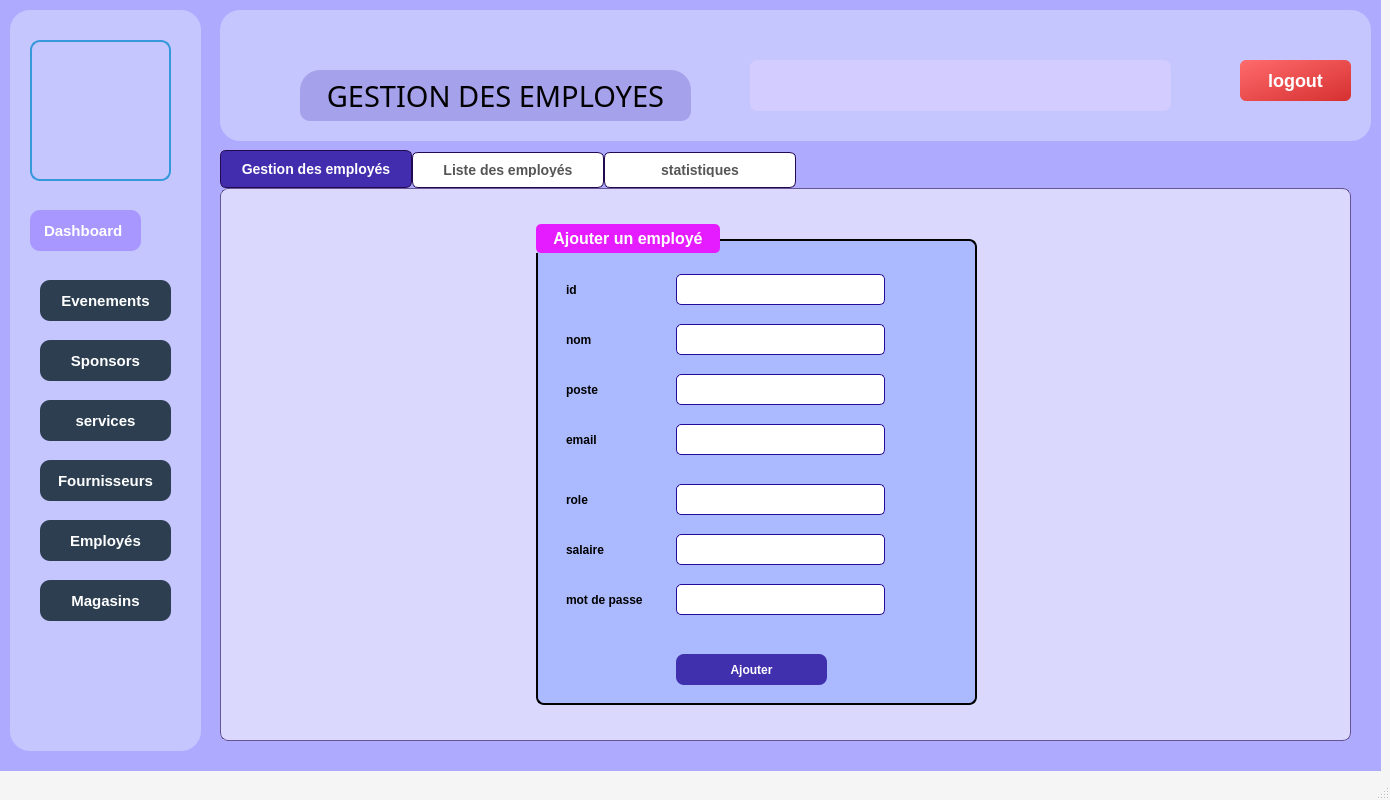
This is src/employees/employees.ui in MontaCHOUIG/MallFlow as Qt 5 draws it before an edit. The edited form follows.
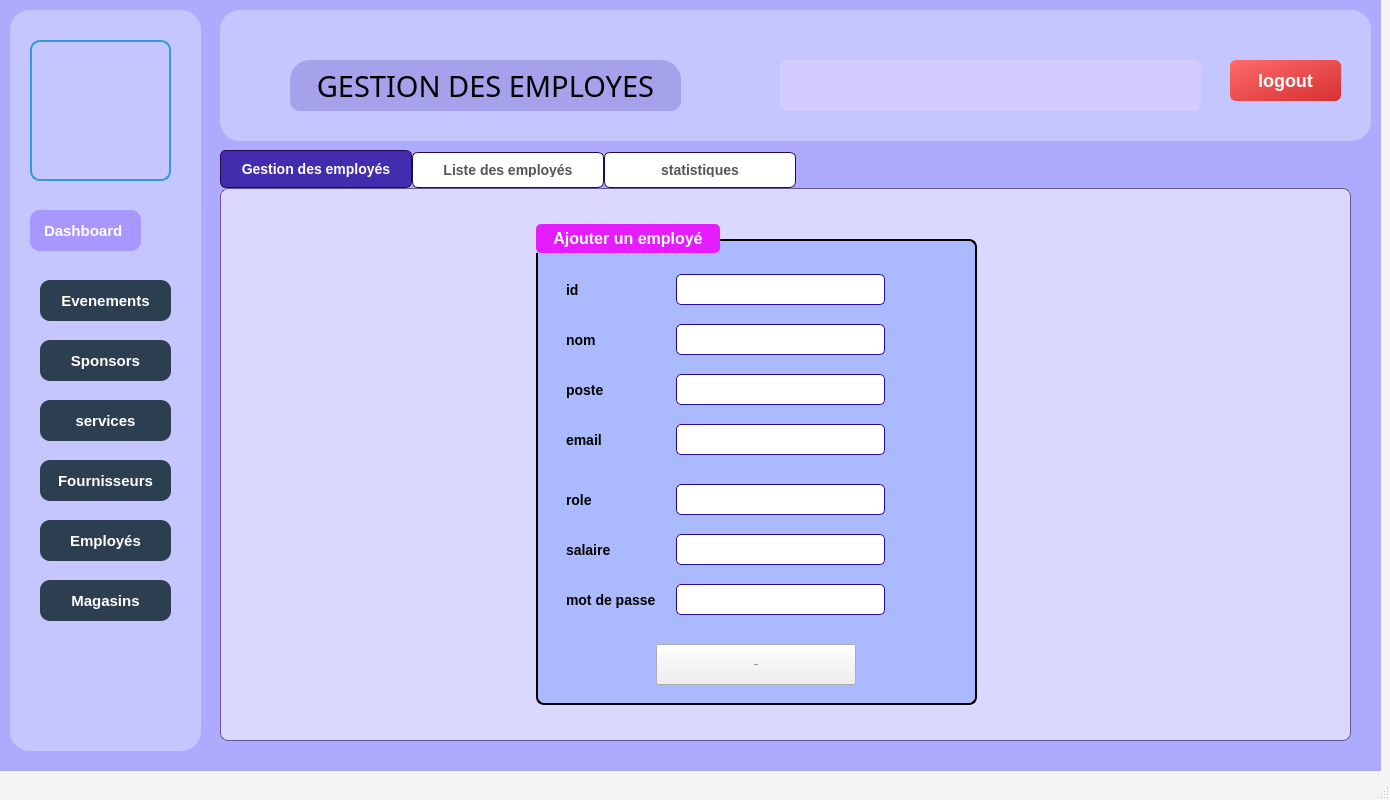
This is the edited form. The open tabs and pages were chosen to show the change. Icons and pictures are not drawn.

Commit message: les interfaces sont identiques

```diff
--- a/src/employees/employees.ui
+++ b/src/employees/employees.ui
@@ -138,10 +138,19 @@
        </property>
        <property name="font">
         <font>
-         <pointsize>9</pointsize>
+         <pointsize>-1</pointsize>
          <bold>true</bold>
         </font>
        </property>
+       <property name="styleSheet">
+        <string notr="true">QLabel {
+    color: black; /* Couleur du texte */
+    font-size: 14px;
+    font-weight: bold;
+}
+
+</string>
+       </property>
        <property name="text">
         <string>nom</string>
        </property>
@@ -157,10 +166,19 @@
        </property>
        <property name="font">
         <font>
-         <pointsize>9</pointsize>
+         <pointsize>-1</pointsize>
          <bold>true</bold>
         </font>
        </property>
+       <property name="styleSheet">
+        <string notr="true">QLabel {
+    color: black; /* Couleur du texte */
+    font-size: 14px;
+    font-weight: bold;
+}
+
+</string>
+       </property>
        <property name="text">
         <string>role</string>
        </property>
@@ -217,10 +235,19 @@
        </property>
        <property name="font">
         <font>
-         <pointsize>9</pointsize>
+         <pointsize>-1</pointsize>
          <bold>true</bold>
         </font>
        </property>
+       <property name="styleSheet">
+        <string notr="true">QLabel {
+    color: black; /* Couleur du texte */
+    font-size: 14px;
+    font-weight: bold;
+}
+
+</string>
+       </property>
        <property name="text">
         <string>id</string>
        </property>
@@ -255,10 +282,19 @@
        </property>
        <property name="font">
         <font>
-         <pointsize>9</pointsize>
+         <pointsize>-1</pointsize>
          <bold>true</bold>
         </font>
        </property>
+       <property name="styleSheet">
+        <string notr="true">QLabel {
+    color: black; /* Couleur du texte */
+    font-size: 14px;
+    font-weight: bold;
+}
+
+</string>
+       </property>
        <property name="text">
         <string>poste</string>
        </property>
@@ -274,10 +310,19 @@
        </property>
        <property name="font">
         <font>
-         <pointsize>9</pointsize>
+         <pointsize>-1</pointsize>
          <bold>true</bold>
         </font>
        </property>
+       <property name="styleSheet">
+        <string notr="true">QLabel {
+    color: black; /* Couleur du texte */
+    font-size: 14px;
+    font-weight: bold;
+}
+
+</string>
+       </property>
        <property name="text">
         <string>email</string>
        </property>
@@ -304,26 +349,29 @@
       <widget class="QPushButton" name="Em_Button_Ajouter">
        <property name="geometry">
         <rect>
-         <x>140</x>
-         <y>430</y>
-         <width>151</width>
-         <height>31</height>
+         <x>120</x>
+         <y>420</y>
+         <width>200</width>
+         <height>41</height>
         </rect>
        </property>
        <property name="font">
         <font>
+         <pointsize>-1</pointsize>
          <bold>true</bold>
         </font>
        </property>
        <property name="styleSheet">
-        <string notr="true">QPushButton {
-background-color: rgba(35,10,152, 200);
-border-radius: 8px;
-color: white;
-}
-QPushButton:hover {
-background-color: qlineargradient(spread:pad, x1:0, y1:0, x2:0, y2:1, stop:0 rgba(117, 201, 187, 200), stop:1 rgba(35,10,152, 200));
-}</string>
+        <string notr="true"> background-color: #4CAF50; /* Fond vert */
+    color: white;
+    border: none;
+    border-radius: 8px;  /* Coins arrondis */
+    padding: 10px 20px;
+    font-weight: bold;
+    font-size: 16px;
+    text-align: center;
+    min-width: 160px; /* Largeur minimale pour le bouton */
+    cursor: pointer;  /* L</string>
        </property>
        <property name="text">
         <string>Ajouter</string>
@@ -397,10 +445,19 @@
        </property>
        <property name="font">
         <font>
-         <pointsize>9</pointsize>
+         <pointsize>-1</pointsize>
          <bold>true</bold>
         </font>
        </property>
+       <property name="styleSheet">
+        <string notr="true">QLabel {
+    color: black; /* Couleur du texte */
+    font-size: 14px;
+    font-weight: bold;
+}
+
+</string>
+       </property>
        <property name="text">
         <string>salaire</string>
        </property>
@@ -416,10 +473,19 @@
        </property>
        <property name="font">
         <font>
-         <pointsize>9</pointsize>
+         <pointsize>-1</pointsize>
          <bold>true</bold>
         </font>
        </property>
+       <property name="styleSheet">
+        <string notr="true">QLabel {
+    color: black; /* Couleur du texte */
+    font-size: 14px;
+    font-weight: bold;
+}
+
+</string>
+       </property>
        <property name="text">
         <string>mot de passe</string>
        </property>
@@ -1160,7 +1226,7 @@
     <widget class="QLabel" name="label_authUser">
      <property name="geometry">
       <rect>
-       <x>530</x>
+       <x>560</x>
        <y>50</y>
        <width>421</width>
        <height>51</height>
@@ -1185,8 +1251,8 @@
     <widget class="QLabel" name="Sp_Label_Titre">
      <property name="geometry">
       <rect>
-       <x>80</x>
-       <y>60</y>
+       <x>70</x>
+       <y>50</y>
        <width>391</width>
        <height>51</height>
       </rect>
@@ -1212,7 +1278,7 @@
     <widget class="QLabel" name="label_8">
      <property name="geometry">
       <rect>
-       <x>960</x>
+       <x>510</x>
        <y>50</y>
        <width>41</width>
        <height>41</height>
@@ -1228,7 +1294,7 @@
     <widget class="QPushButton" name="button_logout">
      <property name="geometry">
       <rect>
-       <x>1020</x>
+       <x>1010</x>
        <y>50</y>
        <width>111</width>
        <height>41</height>
```
Left out of the diff: 58 changed lines with no effect on the pictures. The commit also changes 6 other files.
